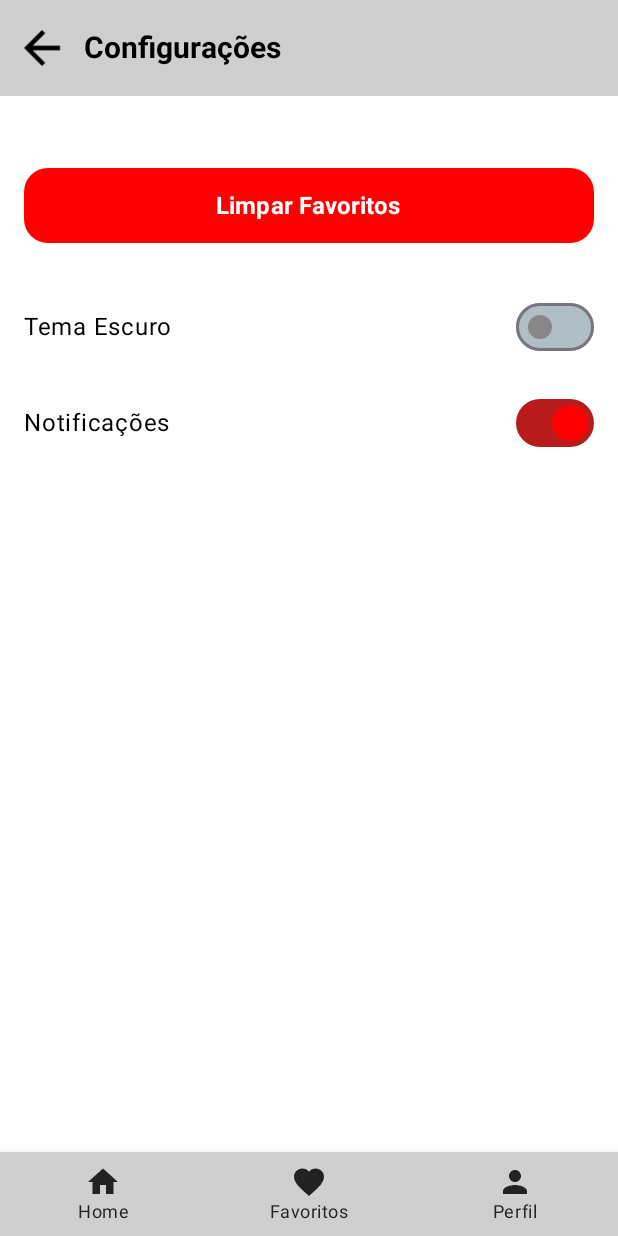
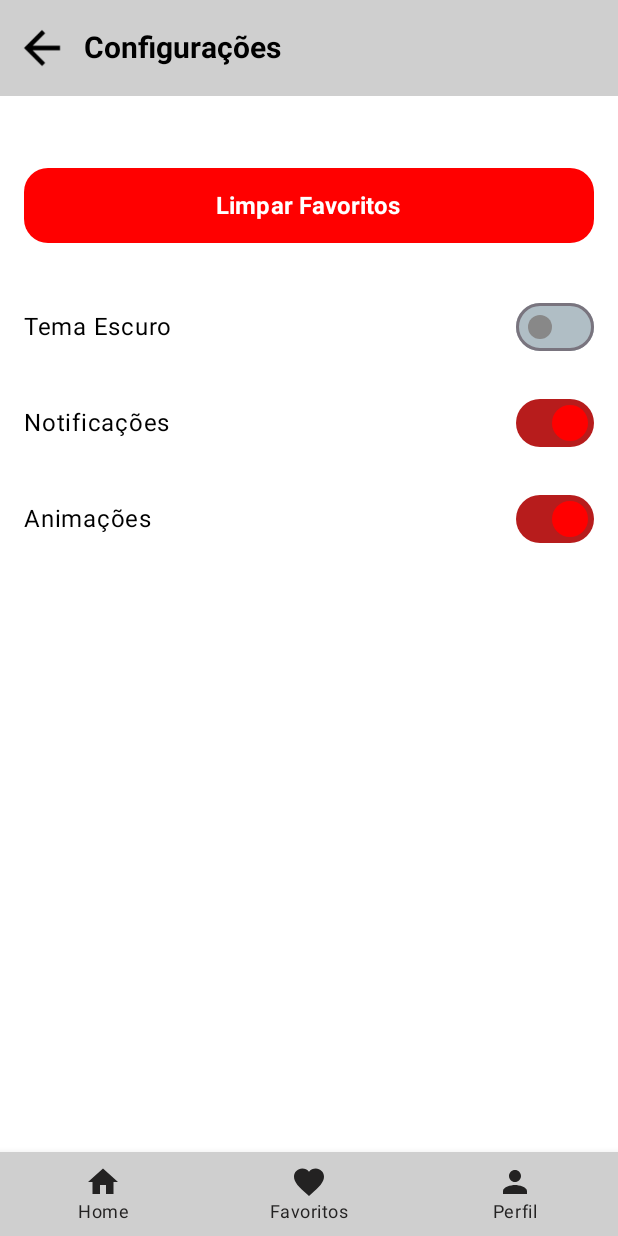
Before and after one commit to GustavoErick/PumpFit, an Android app built with Jetpack Compose: the ConfigScreen screen opened through its navigation route, on a phone screen of 412 x 824 dp. Run offline under Robolectric (Android 15) with nearby library versions, the phone set to English and light mode, and no system bars.

Commit message:
switch de desativar ou ativar as animacoes inserido

```diff
--- a/app/src/main/java/com/example/pumpfit/ui/screen/ConfigScreen.kt
+++ b/app/src/main/java/com/example/pumpfit/ui/screen/ConfigScreen.kt
@@ -27,7 +27,8 @@ fun ConfigScreen(
     scope: CoroutineScope
 ) {
     val isDarkTheme = settingsDataStore.isDarkTheme.collectAsState(initial = false).value
-    val notificationsEnabled = settingsDataStore.notificationsEnabled.collectAsState(initial = true).value // Estado inicial
+    val notificationsEnabled = settingsDataStore.notificationsEnabled.collectAsState(initial = true).value
+    val visualAnimations = settingsDataStore.visualAnimations.collectAsState(initial = true).value
 
     Scaffold(
         topBar = {
@@ -113,7 +114,7 @@ fun ConfigScreen(
 
             Spacer(modifier = Modifier.height(16.dp))
 
-            // Switch para desativar e ativar as notificações
+            // Switch para desativar ou ativar as notificações
             Row(
                 verticalAlignment = Alignment.CenterVertically,
                 modifier = Modifier.fillMaxWidth()
@@ -140,6 +141,36 @@ fun ConfigScreen(
                     )
                 )
             }
+
+            Spacer(modifier = Modifier.height(16.dp))
+
+            // Switch para desativar ou ativar os efeitos visuais
+            Row(
+                verticalAlignment = Alignment.CenterVertically,
+                modifier = Modifier.fillMaxWidth()
+            ) {
+                Text(
+                    text = "Animações",
+                    color = MaterialTheme.colorScheme.tertiary,
+                    fontSize = 16.sp,
+                    modifier = Modifier.weight(1f)
+                )
+
+                Switch(
+                    checked = visualAnimations,
+                    onCheckedChange = { isChecked ->
+                        scope.launch {
+                            settingsDataStore.setVisualAnimations(isChecked)
+                        }
+                    },
+                    colors = SwitchDefaults.colors(
+                        checkedThumbColor = Color.Red,
+                        uncheckedThumbColor = Color.Gray,
+                        checkedTrackColor = Color(0xFFB71C1C),
+                        uncheckedTrackColor = Color(0xFFB0BEC5)
+                    )
+                )
+            }
         }
     }
 }
```
